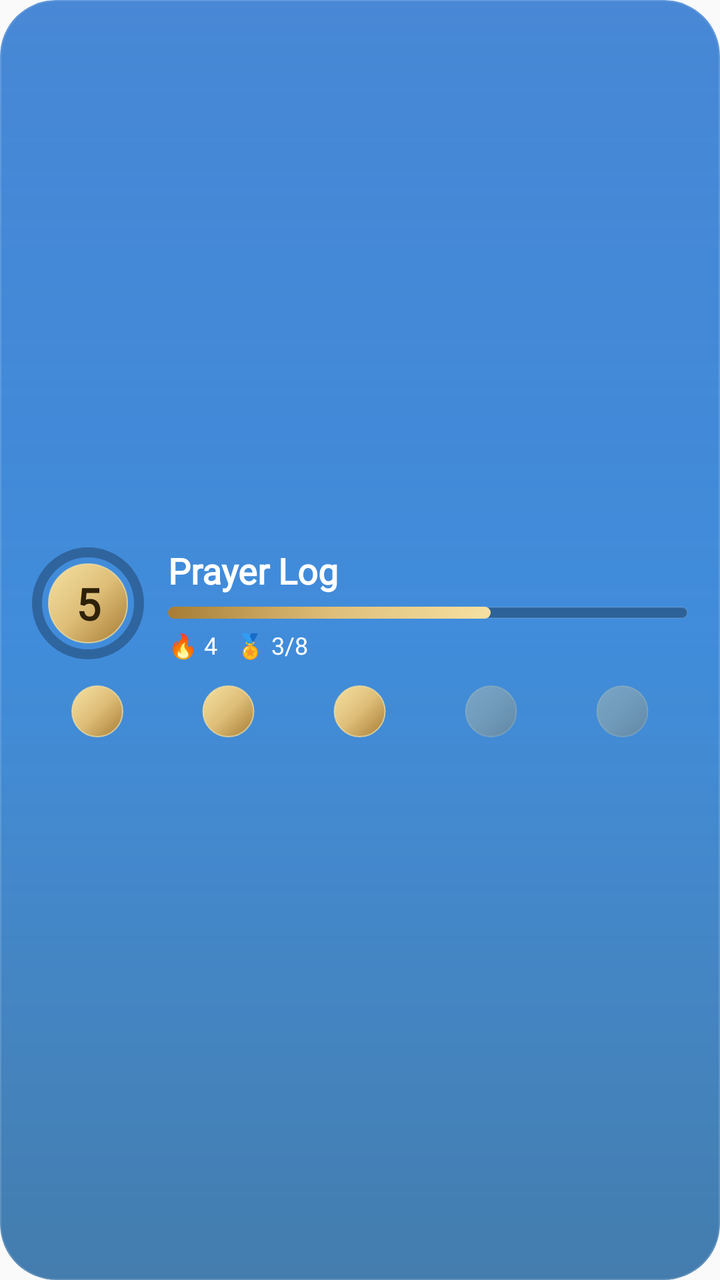
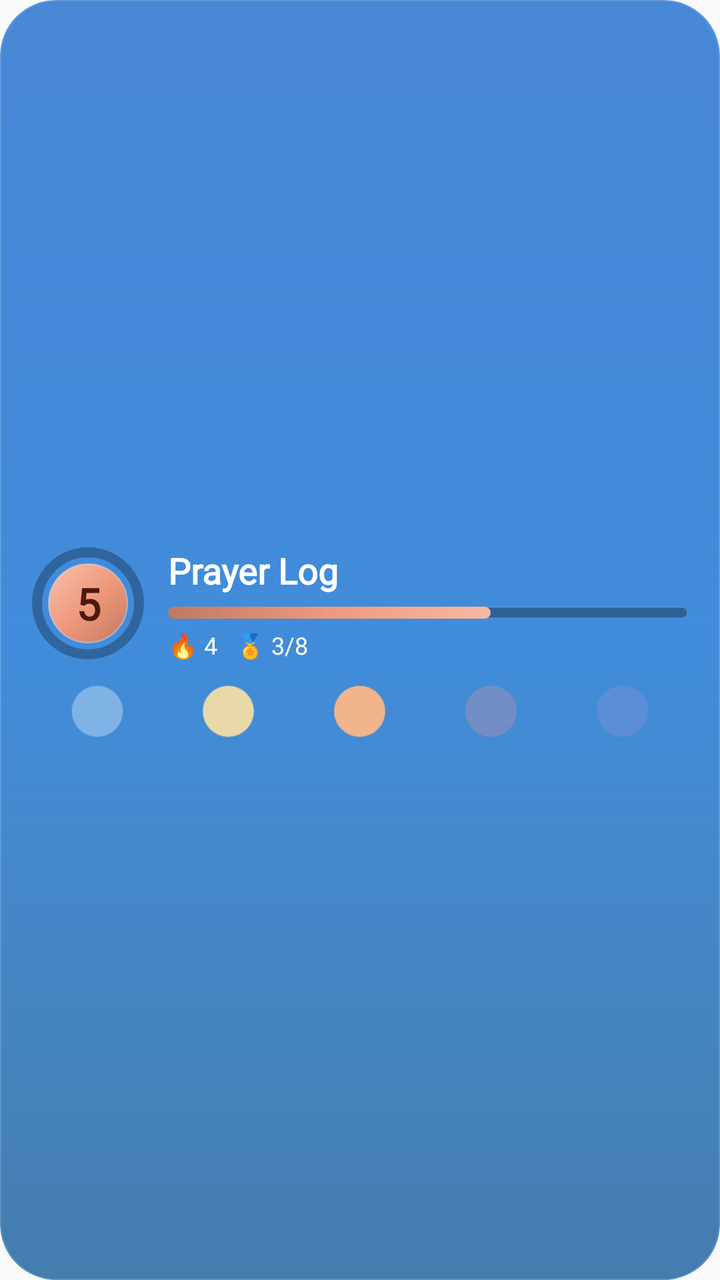

The first picture is an Android layout as it rendered before a commit; the second is the same layout after the commit. The layout source and the unified diff follow.
<!-- AndroidManifest.xml: application theme Theme.Waktiva -->
<!-- res/layout/widget_prayer_log_preview.xml -->
<?xml version="1.0" encoding="utf-8"?>
<FrameLayout xmlns:android="http://schemas.android.com/apk/res/android"
    android:id="@android:id/background"
    android:layout_width="match_parent"
    android:layout_height="match_parent"
    android:background="@drawable/widget_preview_bg"
    android:clipToOutline="true">

    <ImageView
        android:layout_width="match_parent"
        android:layout_height="match_parent"
        android:scaleType="fitXY"
        android:src="@drawable/widget_sheen" />

    <LinearLayout
        android:layout_width="match_parent"
        android:layout_height="match_parent"
        android:gravity="center_vertical"
        android:orientation="vertical"
        android:paddingStart="16dp"
        android:paddingTop="12dp"
        android:paddingEnd="16dp"
        android:paddingBottom="10dp">

        <LinearLayout
            android:layout_width="match_parent"
            android:layout_height="wrap_content"
            android:gravity="center_vertical"
            android:orientation="horizontal">

            <TextView
                android:layout_width="56dp"
                android:layout_height="56dp"
                android:background="@drawable/widget_medal_preview"
                android:fontFamily="@font/inter_medium"
                android:gravity="center"
                android:text="5"
                android:textColor="#FF2E2108"
                android:textSize="22sp"
                android:textStyle="bold" />

            <LinearLayout
                android:layout_width="0dp"
                android:layout_height="wrap_content"
                android:layout_marginStart="12dp"
                android:layout_weight="1"
                android:orientation="vertical">

                <TextView
                    android:layout_width="wrap_content"
                    android:layout_height="wrap_content"
                    android:fontFamily="@font/inter_medium"
                    android:maxLines="1"
                    android:text="@string/prayer_log_title"
                    android:textColor="#FFFFFFFF"
                    android:textSize="18sp"
                    android:textStyle="bold" />

                <ProgressBar
                    style="?android:attr/progressBarStyleHorizontal"
                    android:layout_width="match_parent"
                    android:layout_height="6dp"
                    android:layout_marginTop="6dp"
                    android:max="1000"
                    android:maxHeight="6dp"
                    android:minHeight="6dp"
                    android:progress="620"
                    android:progressDrawable="@drawable/widget_xp_bar" />

                <TextView
                    android:layout_width="wrap_content"
                    android:layout_height="wrap_content"
                    android:layout_marginTop="5dp"
                    android:fontFamily="@font/inter_medium"
                    android:maxLines="1"
                    android:text="🔥 4   🏅 3/8"
                    android:textColor="#FFFFFFFF"
                    android:textSize="12sp" />
            </LinearLayout>
        </LinearLayout>

        <LinearLayout
            android:layout_width="match_parent"
            android:layout_height="wrap_content"
            android:layout_marginTop="12dp"
            android:orientation="horizontal">

            <ImageView
                android:layout_width="0dp"
                android:layout_height="26dp"
                android:layout_weight="1"
                android:src="@drawable/widget_log_dot_preview" />

            <ImageView
                android:layout_width="0dp"
                android:layout_height="26dp"
                android:layout_weight="1"
                android:src="@drawable/widget_log_dot_preview" />

            <ImageView
                android:layout_width="0dp"
                android:layout_height="26dp"
                android:layout_weight="1"
                android:src="@drawable/widget_log_dot_preview" />

            <ImageView
                android:layout_width="0dp"
                android:layout_height="26dp"
                android:layout_weight="1"
                android:alpha="0.3"
                android:src="@drawable/widget_log_dot_preview" />

            <ImageView
                android:layout_width="0dp"
                android:layout_height="26dp"
                android:layout_weight="1"
                android:alpha="0.3"
                android:src="@drawable/widget_log_dot_preview" />
        </LinearLayout>
    </LinearLayout>
</FrameLayout>
<!-- resources referenced by this layout -->
<resources>
  <!-- drawable widget_log_dot_preview (drawable) -->
  <?xml version="1.0" encoding="utf-8"?>
  <shape xmlns:android="http://schemas.android.com/apk/res/android"
      android:shape="oval">
      <size android:width="26dp" android:height="26dp" />
      <gradient
          android:angle="315"
          android:centerColor="#FFDEBE78"
          android:endColor="#FFA77C34"
          android:startColor="#FFF6E1A2" />
      <stroke android:width="0.7dp" android:color="#B3F6E1A2" />
  </shape>
  <!-- drawable widget_medal_preview (drawable) -->
  <?xml version="1.0" encoding="utf-8"?>
  <layer-list xmlns:android="http://schemas.android.com/apk/res/android">
      <item>
          <shape android:shape="oval">
              <stroke android:width="5dp" android:color="#47000000" />
          </shape>
      </item>
      <item
          android:bottom="8dp"
          android:left="8dp"
          android:right="8dp"
          android:top="8dp">
          <shape android:shape="oval">
              <gradient
                  android:angle="315"
                  android:centerColor="#FFDEBE78"
                  android:endColor="#FFA77C34"
                  android:startColor="#FFF6E1A2" />
              <stroke android:width="0.7dp" android:color="#B3F6E1A2" />
          </shape>
      </item>
  </layer-list>
  <!-- drawable widget_preview_bg (drawable) -->
  <?xml version="1.0" encoding="utf-8"?>
  <shape xmlns:android="http://schemas.android.com/apk/res/android"
      android:shape="rectangle">
      <gradient
          android:angle="270"
          android:startColor="#FF2773CE"
          android:endColor="#FF5AA6E8"
          android:type="linear" />
      <corners android:radius="@dimen/widget_corner_radius" />
  </shape>
  <!-- drawable widget_sheen (drawable) -->
  <?xml version="1.0" encoding="utf-8"?>
  <layer-list xmlns:android="http://schemas.android.com/apk/res/android">
      <item>
          <shape android:shape="rectangle">
              <gradient
                  android:angle="270"
                  android:startColor="#26FFFFFF"
                  android:centerColor="#00FFFFFF"
                  android:endColor="#00FFFFFF"
                  android:type="linear" />
              <corners android:radius="@dimen/widget_corner_radius" />
          </shape>
      </item>
      <item>
          <shape android:shape="rectangle">
              <gradient
                  android:angle="90"
                  android:startColor="#40000000"
                  android:centerColor="#00000000"
                  android:endColor="#00000000"
                  android:type="linear" />
              <corners android:radius="@dimen/widget_corner_radius" />
          </shape>
      </item>
      <item>
          <shape android:shape="rectangle">
              <stroke android:width="0.5dp" android:color="#24FFFFFF" />
              <corners android:radius="@dimen/widget_corner_radius" />
          </shape>
      </item>
  </layer-list>
  <!-- drawable widget_xp_bar (drawable) -->
  <?xml version="1.0" encoding="utf-8"?>
  <layer-list xmlns:android="http://schemas.android.com/apk/res/android">
      <item android:id="@android:id/background">
          <shape android:shape="rectangle">
              <corners android:radius="999dp" />
              <solid android:color="#4D000000" />
              <stroke android:width="0.5dp" android:color="#1AFFFFFF" />
          </shape>
      </item>
      <item android:id="@android:id/progress">
          <scale android:scaleWidth="100%">
              <shape android:shape="rectangle">
                  <corners android:radius="999dp" />
                  <gradient
                      android:angle="0"
                      android:centerColor="#FFDEBE78"
                      android:endColor="#FFF6E1A2"
                      android:startColor="#FFA77C34" />
              </shape>
          </scale>
      </item>
  </layer-list>
  <string name="prayer_log_title">Prayer Log</string>
  <style name="Theme.Waktiva" parent="Theme.AppCompat.DayNight.NoActionBar" />
  <dimen name="widget_corner_radius">22dp</dimen>
</resources>

<!-- the commit's change to res/layout/widget_prayer_log_preview.xml (unified diff, before → after) -->
@@ -35,7 +35,7 @@
                 android:fontFamily="@font/inter_medium"
                 android:gravity="center"
                 android:text="5"
-                android:textColor="#FF2E2108"
+                android:textColor="#FF4A1B0C"
                 android:textSize="22sp"
                 android:textStyle="bold" />
 
@@ -89,33 +89,38 @@
                 android:layout_width="0dp"
                 android:layout_height="26dp"
                 android:layout_weight="1"
-                android:src="@drawable/widget_log_dot_preview" />
+                android:src="@drawable/widget_log_dot_preview"
+                android:tint="#FF7FB2E5" />
 
             <ImageView
                 android:layout_width="0dp"
                 android:layout_height="26dp"
                 android:layout_weight="1"
-                android:src="@drawable/widget_log_dot_preview" />
+                android:src="@drawable/widget_log_dot_preview"
+                android:tint="#FFE8D9A8" />
 
             <ImageView
                 android:layout_width="0dp"
                 android:layout_height="26dp"
                 android:layout_weight="1"
-                android:src="@drawable/widget_log_dot_preview" />
+                android:src="@drawable/widget_log_dot_preview"
+                android:tint="#FFF2B48A" />
 
             <ImageView
                 android:layout_width="0dp"
                 android:layout_height="26dp"
                 android:layout_weight="1"
                 android:alpha="0.3"
-                android:src="@drawable/widget_log_dot_preview" />
+                android:src="@drawable/widget_log_dot_preview"
+                android:tint="#FFE28F9B" />
 
             <ImageView
                 android:layout_width="0dp"
                 android:layout_height="26dp"
                 android:layout_weight="1"
                 android:alpha="0.3"
-                android:src="@drawable/widget_log_dot_preview" />
+                android:src="@drawable/widget_log_dot_preview"
+                android:tint="#FF9A8FD8" />
         </LinearLayout>
     </LinearLayout>
 </FrameLayout>
<!-- resource entries referenced after the edit -->
@@ -5,12 +5,8 @@
   <shape xmlns:android="http://schemas.android.com/apk/res/android"
       android:shape="oval">
       <size android:width="26dp" android:height="26dp" />
-      <gradient
-          android:angle="315"
-          android:centerColor="#FFDEBE78"
-          android:endColor="#FFA77C34"
-          android:startColor="#FFF6E1A2" />
-      <stroke android:width="0.7dp" android:color="#B3F6E1A2" />
+      <solid android:color="#FFFFFFFF" />
+      <stroke android:width="0.7dp" android:color="#59FFFFFF" />
   </shape>
   <!-- drawable widget_medal_preview (drawable) -->
   <?xml version="1.0" encoding="utf-8"?>
@@ -28,10 +24,10 @@
           <shape android:shape="oval">
               <gradient
                   android:angle="315"
-                  android:centerColor="#FFDEBE78"
-                  android:endColor="#FFA77C34"
-                  android:startColor="#FFF6E1A2" />
-              <stroke android:width="0.7dp" android:color="#B3F6E1A2" />
+                  android:centerColor="#FFF0997B"
+                  android:endColor="#FFC07A62"
+                  android:startColor="#FFF7C2AE" />
+              <stroke android:width="0.7dp" android:color="#59FFFFFF" />
           </shape>
       </item>
   </layer-list>
@@ -94,9 +90,9 @@
                   <corners android:radius="999dp" />
                   <gradient
                       android:angle="0"
-                      android:centerColor="#FFDEBE78"
-                      android:endColor="#FFF6E1A2"
-                      android:startColor="#FFA77C34" />
+                      android:centerColor="#FFF0997B"
+                      android:endColor="#FFF7B9A2"
+                      android:startColor="#FFC07A62" />
               </shape>
           </scale>
       </item>
